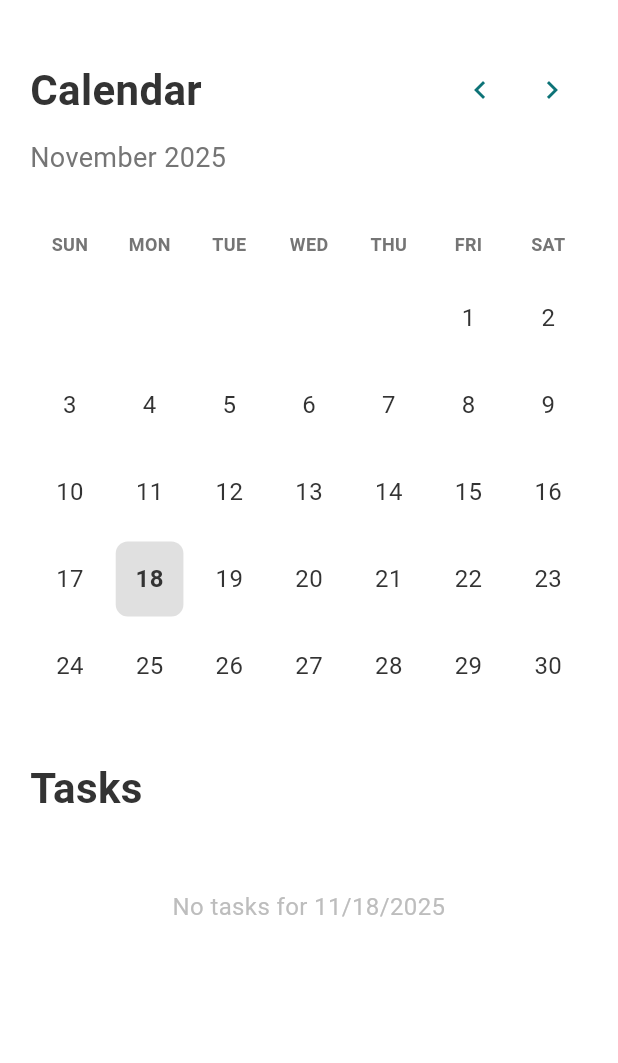
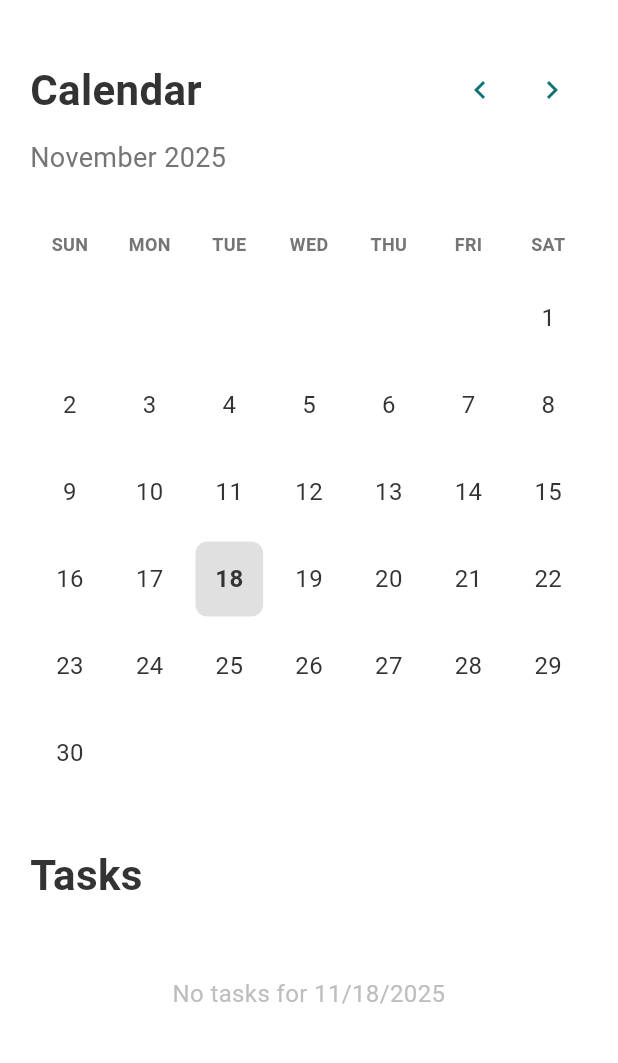
Before and after one commit to ItsRyan504/striktnanay, a Flutter app: the CalendarScreen screen opened directly, after a tap on the "chevron left" icon, after a tap on the "chevron right" icon, on a phone screen of 412 x 824 dp, the part 84-1147 px from its top. Run offline on Flutter 3.47's test engine with Material 3 defaults, Android fonts, the phone set to English and light mode, and no system bars; our stand-ins replace flutter_local_notifications, permission_handler, shared_preferences, timezone; accounts and stored records are empty.

Commit message:
beta 0.2.4

```diff
--- a/lib/screens/calendar_screen.dart
+++ b/lib/screens/calendar_screen.dart
@@ -128,12 +128,21 @@ class _CalendarScreenState extends State<CalendarScreen> with AutomaticKeepAlive
   void _previousMonth() {
     setState(() {
       _currentMonth = DateTime(_currentMonth.year, _currentMonth.month - 1);
+      // Adjust selected date to stay within new month bounds
+      final day = _selectedDate.day;
+      final maxDay = DateTime(_currentMonth.year, _currentMonth.month + 1, 0).day;
+      final safeDay = day > maxDay ? maxDay : day;
+      _selectedDate = DateTime(_currentMonth.year, _currentMonth.month, safeDay);
     });
   }
 
   void _nextMonth() {
     setState(() {
       _currentMonth = DateTime(_currentMonth.year, _currentMonth.month + 1);
+      final day = _selectedDate.day;
+      final maxDay = DateTime(_currentMonth.year, _currentMonth.month + 1, 0).day;
+      final safeDay = day > maxDay ? maxDay : day;
+      _selectedDate = DateTime(_currentMonth.year, _currentMonth.month, safeDay);
     });
   }
 
@@ -145,8 +154,10 @@ class _CalendarScreenState extends State<CalendarScreen> with AutomaticKeepAlive
 
     List<DateTime> days = [];
 
-    // Add empty cells for days before the first day of the month
-    for (int i = 1; i < firstWeekday; i++) {
+    // DateTime.weekday: Mon=1..Sun=7; our grid starts with Sunday at index 0.
+    // Leading blanks should be: Monday->1, Tuesday->2, ..., Saturday->6, Sunday->0
+    final leadingBlanks = firstWeekday % 7; // Sunday (7) -> 0
+    for (int i = 0; i < leadingBlanks; i++) {
       days.add(DateTime(0)); // Placeholder
     }
 
@@ -155,6 +166,14 @@ class _CalendarScreenState extends State<CalendarScreen> with AutomaticKeepAlive
       days.add(DateTime(_currentMonth.year, _currentMonth.month, day));
     }
 
+    // Optionally pad trailing blanks for consistent final row width
+    final remainder = days.length % 7;
+    if (remainder != 0) {
+      final trailing = 7 - remainder;
+      for (int i = 0; i < trailing; i++) {
+        days.add(DateTime(0));
+      }
+    }
     return days;
   }
 
```
